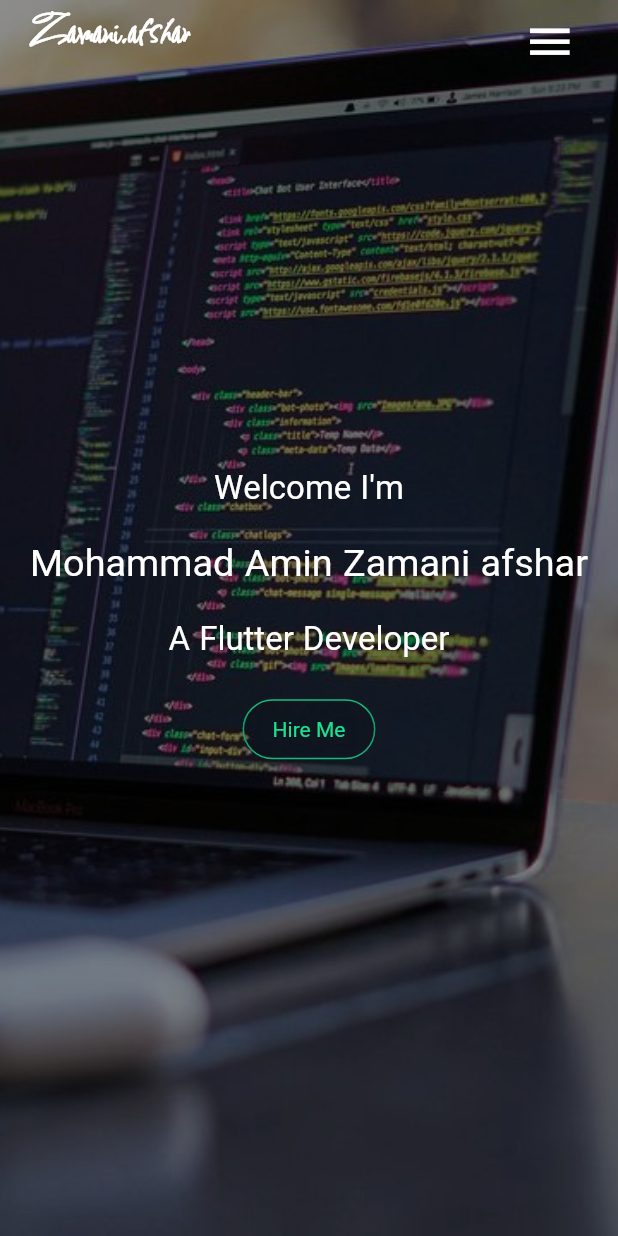
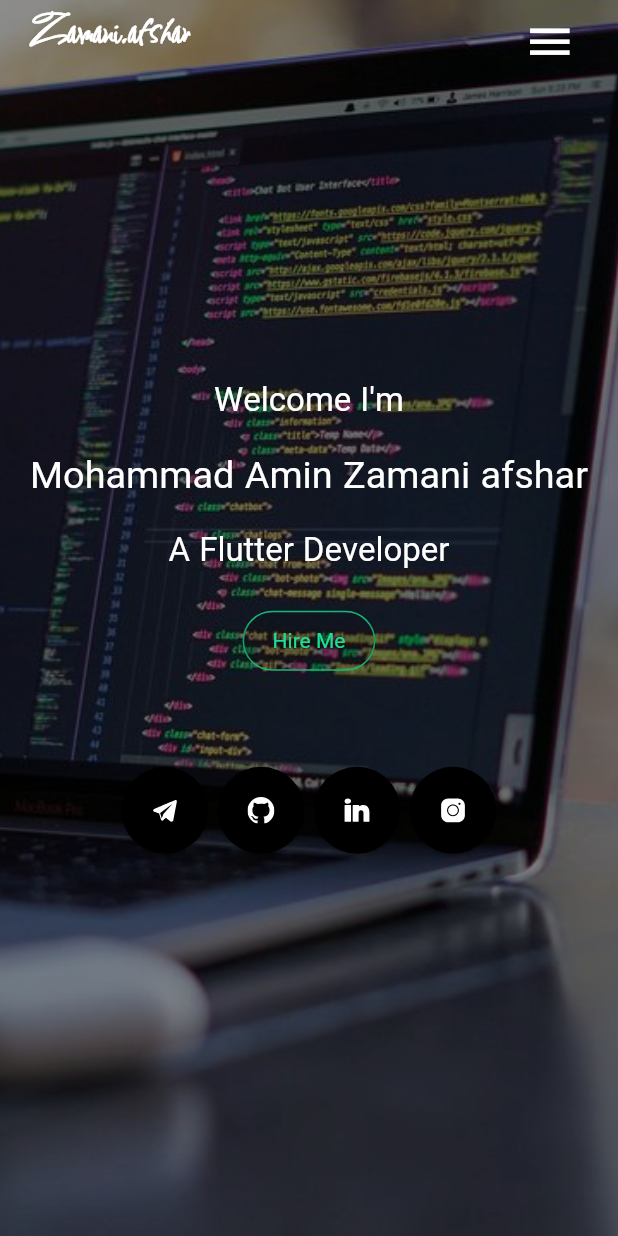
Before and after one commit to zamaniafshar/zamaniafshar.github.io, a Flutter app: the screen it shows after launch, on a phone screen of 412 x 824 dp. Run offline on Flutter 3.47's test engine with Material 3 defaults, Android fonts, the phone set to English and light mode, and no system bars; drawn by our look-alikes of animated_text_kit; our stand-ins replace flutter_hooks, flutter_svg, hive, hive_flutter, hooks_riverpod; accounts and stored records are empty; generated files the repository leaves out were written again.

Commit message:
feat: add social media links

```diff
--- a/lib/config/constants/assets_paths.dart
+++ b/lib/config/constants/assets_paths.dart
@@ -1,6 +1,13 @@
-const kMobileDevelopmentIconPath = 'assets/icons/mobile-development.svg';
 const kMobileDevelopmentBackgroundPath = 'assets/images/mobile_development_bk.jpg';
 const kHomeBackgroundImagePath = 'assets/images/background1.jpg';
 const kMyPictureImagePath = 'assets/images/my_picture2.jpg';
+
+const kMobileDevelopmentIconPath = 'assets/icons/mobile-development.svg';
+
 const kEnglishFlagRoundedSvgPath = 'assets/icons/english_flag_rounded.svg';
 const kPersianFlagRoundedSvgPath = 'assets/icons/persian_flag_rounded.svg';
+
+const kGithubSvgPath = 'assets/icons/github.svg';
+const kLinkedinSvgPath = 'assets/icons/linkedin.svg';
+const kInstagramSvgPath = 'assets/icons/instagram.svg';
+const kTelegramSvgPath = 'assets/icons/telegram.svg';
--- a/lib/config/constants/constants.dart
+++ b/lib/config/constants/constants.dart
@@ -8,6 +8,10 @@ const kBaseResourcesUrl =
     'https://raw.githubusercontent.com/zamaniafshar/zamaniafshar.github.io/main/resources/';
 const kProfileImageUrl = '${kBaseResourcesUrl}profile_image.jpg';
 const kMyResumeDownloadUrl = '${kBaseResourcesUrl}zamani_afshar_resume.pdf';
+const kMyGithubUrl = 'https://github.com/zamaniafshar';
+const kMyTelegramUrl = 'https://telegram.me/ma_za35';
+const kMyInstagramUrl = 'https://www.instagram.com/mr.zamaniafshar';
+const kMyLinkedinUrl = 'https://www.linkedin.com/in/zamani-afshar';
 
 const kSupportedLocales = AppLocalizations.supportedLocales;
 const kEnglishLocale = Locale('en');
--- a/lib/ui/home/widgets/sliver_app_bar/sliver_appbar.dart
+++ b/lib/ui/home/widgets/sliver_app_bar/sliver_appbar.dart
@@ -1,13 +1,7 @@
-import 'package:animated_text_kit/animated_text_kit.dart';
 import 'package:flutter/material.dart';
-import 'package:hooks_riverpod/hooks_riverpod.dart';
-import 'package:personal_website/config/constants/assets_paths.dart';
 import 'package:personal_website/common/responsive/responsive.dart';
-import 'package:personal_website/config/theme/text_theme.dart';
-import 'package:personal_website/providers/indexed_list_povider.dart';
-import 'package:personal_website/ui/widgets/custom_elevated_button.dart';
+import 'package:personal_website/ui/home/widgets/sliver_app_bar/widgets/home_welcome.dart';
 import 'package:personal_website/ui/home/widgets/sliver_app_bar/widgets/home_appbar.dart';
-import 'package:flutter_gen/gen_l10n/app_localizations.dart';
 
 class HomeSliverAppBar extends StatelessWidget {
   const HomeSliverAppBar({super.key});
@@ -25,109 +19,7 @@ class HomeSliverAppBar extends StatelessWidget {
       titleSpacing: 0,
       actions: const [SizedBox()],
       title: const HomeAppBar(),
-      flexibleSpace: const WelcomeWidget(),
+      flexibleSpace: const HomeWelcome(),
     );
   }
 }
-
-class WelcomeWidget extends ConsumerWidget {
-  const WelcomeWidget({super.key});
-
-  @override
-  Widget build(BuildContext context, WidgetRef ref) {
-    final theme = Theme.of(context);
-
-    return Theme(
-      data: theme.copyWith(
-        textTheme: theme.textTheme.merge(getWhiteTextTheme),
-      ),
-      child: Builder(
-        builder: (context) {
-          final theme = Theme.of(context);
-          final screen = Screen.of(context);
-          final localization = AppLocalizations.of(context)!;
-
-          return FlexibleSpaceBar(
-            background: Stack(
-              alignment: Alignment.center,
-              children: [
-                Positioned.fill(
-                  child: Container(
-                    decoration: const BoxDecoration(
-                      image: DecorationImage(
-                        image: AssetImage(kHomeBackgroundImagePath),
-                        fit: BoxFit.cover,
-                      ),
-                    ),
-                    child: const ColoredBox(
-                      color: Colors.black45,
-                    ),
-                  ),
-                ),
-                Positioned.fill(
-                  child: Column(
-                    mainAxisAlignment: MainAxisAlignment.center,
-                    children: [
-                      Text(
-                        localization.homeWelcome,
-                        style: screen.fromMTD(
-                          theme.textTheme.titleLarge,
-                          theme.textTheme.headlineSmall,
-                          theme.textTheme.headlineMedium,
-                        ),
-                      ),
-                      const SizedBox(height: 20),
-                      Padding(
-                        padding: const EdgeInsets.symmetric(horizontal: 20),
-                        child: FittedBox(
-                          child: AnimatedTextKit(
-                            repeatForever: true,
-                            pause: const Duration(seconds: 2),
-                            animatedTexts: [
-                              TypewriterAnimatedText(
-                                localization.myName,
-                                textStyle: screen.fromMTD(
-                                  theme.textTheme.headlineMedium,
-                                  theme.textTheme.displaySmall,
-                                  theme.textTheme.displayMedium,
-                                ),
-                                speed: const Duration(milliseconds: 100),
-                                cursor: '|',
-                              ),
-                            ],
-                          ),
-                        ),
-                      ),
-                      const SizedBox(height: 20),
-                      Text(
-                        localization.homeJobTitle,
-                        style: screen.fromMTD(
-                          theme.textTheme.titleLarge,
-                          theme.textTheme.headlineSmall,
-                          theme.textTheme.headlineMedium,
-                        ),
-                      ),
-                      const SizedBox(height: 20),
-                      CustomElevatedButton(
-                        onPressed: () =>
-                            ref.read(indexedListNotifierProvider.notifier).animateToLast(),
-                        borderRadius: BorderRadius.circular(100),
-                        borderSide: BorderSide(
-                          color: theme.primaryColor,
-                        ),
-                        foregroundColor: theme.primaryColorLight,
-                        backgroundColor: Colors.black12,
-                        elevation: 0,
-                        child: Text(localization.hireMe),
-                      ),
-                    ],
-                  ),
-                ),
-              ],
-            ),
-          );
-        },
-      ),
-    );
-  }
-}
--- /dev/null
+++ b/lib/ui/home/widgets/sliver_app_bar/widgets/home_welcome.dart
@@ -0,0 +1,167 @@
+import 'package:animated_text_kit/animated_text_kit.dart';
+import 'package:flutter/material.dart';
+import 'package:flutter_svg/flutter_svg.dart';
+import 'package:hooks_riverpod/hooks_riverpod.dart';
+import 'package:personal_website/common/responsive/responsive.dart';
+import 'package:personal_website/config/constants/assets_paths.dart';
+import 'package:flutter_gen/gen_l10n/app_localizations.dart';
+import 'package:personal_website/config/constants/constants.dart';
+import 'package:personal_website/config/theme/text_theme.dart';
+import 'package:personal_website/providers/indexed_list_povider.dart';
+import 'package:personal_website/providers/url_handler.dart';
+import 'package:personal_website/ui/widgets/custom_elevated_button.dart';
+
+class HomeWelcome extends ConsumerWidget {
+  const HomeWelcome({super.key});
+
+  @override
+  Widget build(BuildContext context, WidgetRef ref) {
+    final theme = Theme.of(context);
+
+    return Theme(
+      data: theme.copyWith(
+        textTheme: theme.textTheme.merge(getWhiteTextTheme),
+      ),
+      child: Builder(
+        builder: (context) {
+          final theme = Theme.of(context);
+          final screen = Screen.of(context);
+          final localization = AppLocalizations.of(context)!;
+
+          return FlexibleSpaceBar(
+            background: Stack(
+              alignment: Alignment.center,
+              children: [
+                Positioned.fill(
+                  child: Container(
+                    decoration: const BoxDecoration(
+                      image: DecorationImage(
+                        image: AssetImage(kHomeBackgroundImagePath),
+                        fit: BoxFit.cover,
+                      ),
+                    ),
+                    child: const ColoredBox(
+                      color: Colors.black45,
+                    ),
+                  ),
+                ),
+                Positioned.fill(
+                  child: Column(
+                    mainAxisAlignment: MainAxisAlignment.center,
+                    children: [
+                      Text(
+                        localization.homeWelcome,
+                        style: screen.fromMTD(
+                          theme.textTheme.titleLarge,
+                          theme.textTheme.headlineSmall,
+                          theme.textTheme.headlineMedium,
+                        ),
+                      ),
+                      const SizedBox(height: 20),
+                      Padding(
+                        padding: const EdgeInsets.symmetric(horizontal: 20),
+                        child: FittedBox(
+                          child: AnimatedTextKit(
+                            repeatForever: true,
+                            pause: const Duration(seconds: 2),
+                            animatedTexts: [
+                              TypewriterAnimatedText(
+                                localization.myName,
+                                textStyle: screen.fromMTD(
+                                  theme.textTheme.headlineMedium,
+                                  theme.textTheme.displaySmall,
+                                  theme.textTheme.displayMedium,
+                                ),
+                                speed: const Duration(milliseconds: 100),
+                                cursor: '|',
+                              ),
+                            ],
+                          ),
+                        ),
+                      ),
+                      const SizedBox(height: 20),
+                      Text(
+                        localization.homeJobTitle,
+                        style: screen.fromMTD(
+                          theme.textTheme.titleLarge,
+                          theme.textTheme.headlineSmall,
+                          theme.textTheme.headlineMedium,
+                        ),
+                      ),
+                      const SizedBox(height: 20),
+                      CustomElevatedButton(
+                        onPressed: () =>
+                            ref.read(indexedListNotifierProvider.notifier).animateToLast(),
+                        borderRadius: BorderRadius.circular(100),
+                        borderSide: BorderSide(
+                          color: theme.primaryColor,
+                        ),
+                        foregroundColor: theme.primaryColorLight,
+                        backgroundColor: Colors.black12,
+                        elevation: 0,
+                        child: Text(localization.hireMe),
+                      ),
+                      const SizedBox(height: 60),
+                      const Row(
+                        mainAxisAlignment: MainAxisAlignment.center,
+                        children: [
+                          _CircularLinkButton(
+                            link: kMyTelegramUrl,
+                            svgPath: kTelegramSvgPath,
+                          ),
+                          _CircularLinkButton(
+                            link: kMyGithubUrl,
+                            svgPath: kGithubSvgPath,
+                          ),
+                          _CircularLinkButton(
+                            link: kMyLinkedinUrl,
+                            svgPath: kLinkedinSvgPath,
+                          ),
+                          _CircularLinkButton(
+                            link: kMyInstagramUrl,
+                            svgPath: kInstagramSvgPath,
+                          ),
+                        ],
+                      ),
+                    ],
+                  ),
+                ),
+              ],
+            ),
+          );
+        },
+      ),
+    );
+  }
+}
+
+class _CircularLinkButton extends StatelessWidget {
+  const _CircularLinkButton({
+    required this.link,
+    required this.svgPath,
+  });
+
+  final String link;
+  final String svgPath;
+
+  @override
+  Widget build(BuildContext context) {
+    return ElevatedButton(
+      onPressed: () => launchUrlOnWebBrowser(link),
+      style: ElevatedButton.styleFrom(
+        shape: const CircleBorder(),
+        backgroundColor: Colors.black,
+        padding: const EdgeInsets.all(20),
+      ),
+      child: SvgPicture.asset(
+        svgPath,
+        height: 18,
+        width: 18,
+        colorFilter: const ColorFilter.mode(
+          Colors.white,
+          BlendMode.srcIn,
+        ),
+      ),
+    );
+  }
+}
```
Also changed, not shown: assets/icons/github.svg (added), assets/icons/instagram.svg (added), assets/icons/linkedin.svg (added), assets/icons/telegram.svg (added).
